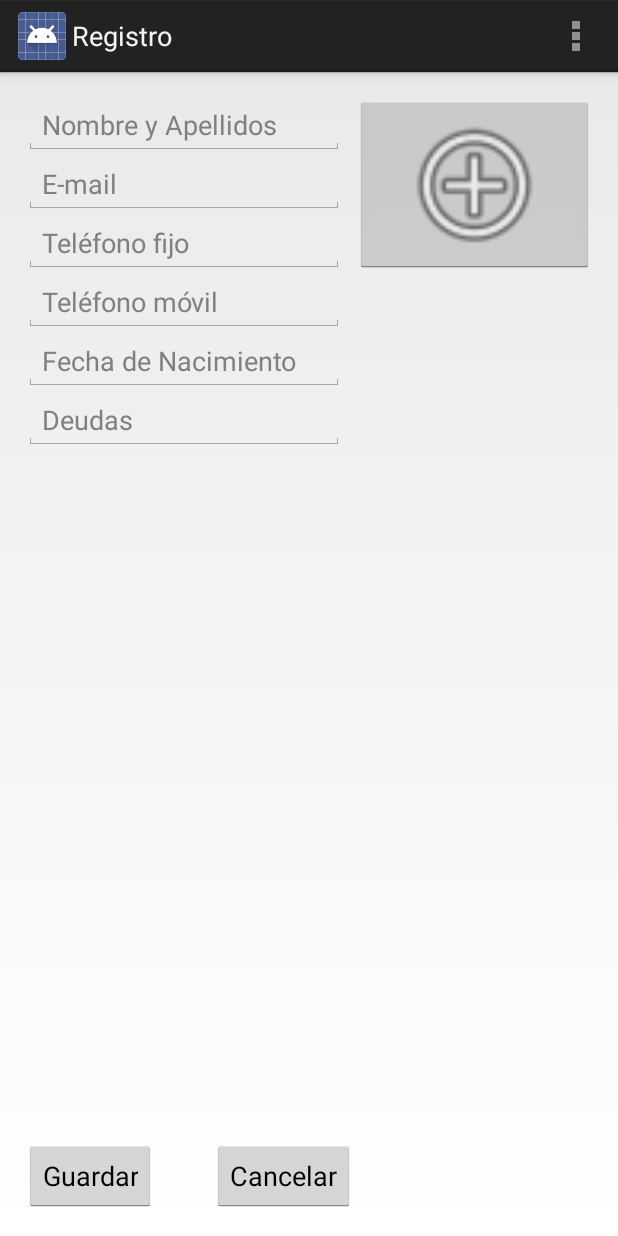
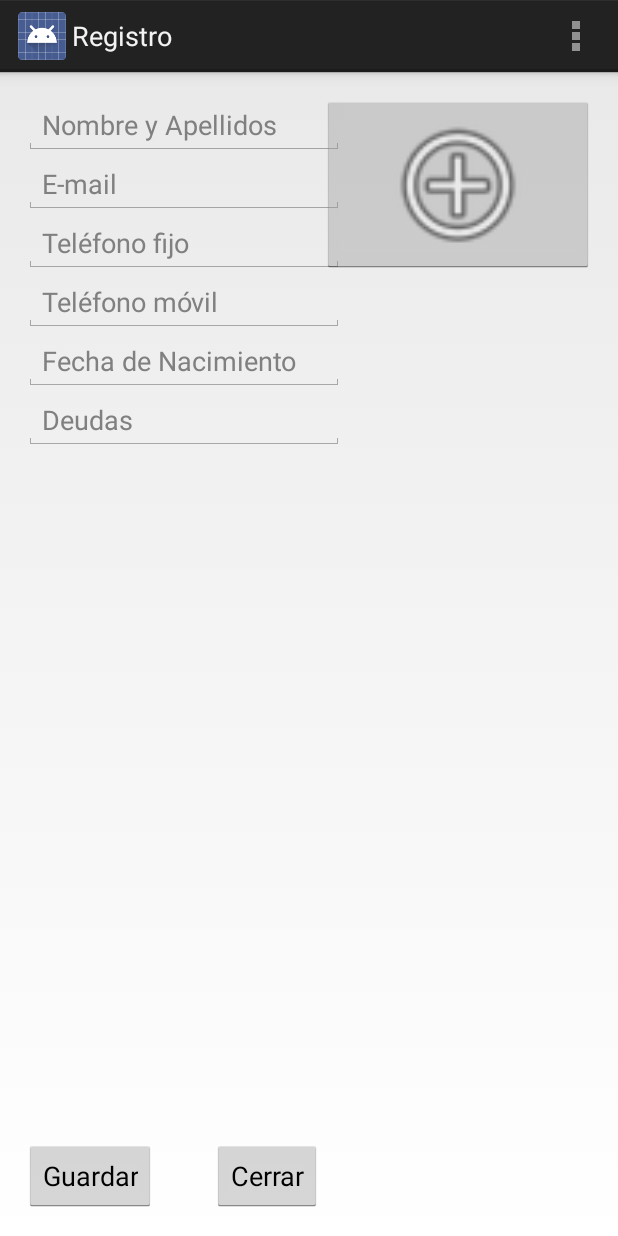
Before and after one commit to codeandcoke/android, an Android app: the Registro screen opened directly, with no data from a screen before it, after a tap on "Guardar", on a phone screen of 412 x 824 dp. Run offline under Robolectric (Android 15) with nearby library versions, the phone set to English and light mode, and no system bars.

Commit message:
Con ActionBar en la Activity Listado

```diff
--- a/Agendroid_v3/app/src/main/java/org/sfaci/agenda/Registro.java
+++ b/Agendroid_v3/app/src/main/java/org/sfaci/agenda/Registro.java
@@ -14,7 +14,6 @@ import android.view.View;
 import android.widget.Button;
 import android.widget.EditText;
 import android.widget.ImageButton;
-import android.widget.ImageView;
 import android.widget.Toast;
 
 import org.sfaci.agenda.base.Amigo;
@@ -39,7 +38,7 @@ public class Registro extends Activity implements View.OnClickListener {
 
         Button btGuardar = (Button) findViewById(R.id.btGuardar);
         btGuardar.setOnClickListener(this);
-        Button btCancelar = (Button) findViewById(R.id.btCancelar);
+        Button btCancelar = (Button) findViewById(R.id.btCerrar);
         btCancelar.setOnClickListener(this);
         ImageButton ibFoto = (ImageButton) findViewById(R.id.ibFoto);
         ibFoto.setOnClickListener(this);
@@ -156,8 +155,8 @@ public class Registro extends Activity implements View.OnClickListener {
                 // TODO Limpiar el contenido de las cajas de texto
 
                 break;
-            case R.id.btCancelar:
-
+            case R.id.btCerrar:
+                onBackPressed();
                 break;
             case R.id.ibFoto:
                 Intent intent = new Intent(Intent.ACTION_PICK,
--- a/Agendroid_v3/app/src/main/res/layout/activity_registro.xml
+++ b/Agendroid_v3/app/src/main/res/layout/activity_registro.xml
@@ -17,8 +17,8 @@
     <Button
         android:layout_width="wrap_content"
         android:layout_height="wrap_content"
-        android:text="@string/lb_cancelar"
-        android:id="@+id/btCancelar"
+        android:text="@string/lb_cerrar"
+        android:id="@+id/btCerrar"
         android:layout_alignParentBottom="true"
         android:layout_toEndOf="@+id/btGuardar"
         android:layout_marginStart="37dp" />
@@ -90,7 +90,7 @@
         android:layout_alignTop="@+id/etNombreApellidos"
         android:layout_above="@+id/etTelefonoMovil"
         android:layout_alignParentEnd="true"
-        android:layout_toEndOf="@+id/btCancelar"
+        android:layout_toEndOf="@+id/btCerrar"
         android:scaleType="fitCenter"
         android:src="@android:drawable/ic_menu_add" />
 </RelativeLayout>
--- a/Agendroid_v3/app/src/main/res/menu/menu_listado.xml
+++ b/Agendroid_v3/app/src/main/res/menu/menu_listado.xml
@@ -1,5 +1,5 @@
 <menu xmlns:android="http://schemas.android.com/apk/res/android"
     xmlns:tools="http://schemas.android.com/tools" tools:context="org.sfaci.agenda.Listado">
-    <item android:id="@+id/action_settings" android:title="@string/action_settings"
-        android:orderInCategory="100" android:showAsAction="never" />
+    <item android:id="@+id/action_registrar" android:title="@string/lb_registrar"
+        android:orderInCategory="100" android:showAsAction="always" android:icon="@android:drawable/ic_menu_add" />
 </menu>
--- a/Agendroid_v3/app/src/main/res/values/strings.xml
+++ b/Agendroid_v3/app/src/main/res/values/strings.xml
@@ -14,6 +14,7 @@
     <string name="lb_deudas">Deudas</string>
     <string name="lb_guardar">Guardar</string>
     <string name="lb_cancelar">Cancelar</string>
+    <string name="lb_cerrar">Cerrar</string>
     <string name="lb_registrar">Registrar</string>
     <string name="lb_listado">Listar</string>
     <string name="error_fecha">Comprueba el formato de fecha</string>
```
Also changed, not shown: Agendroid_v3/app/src/main/java/org/sfaci/agenda/Listado.java (+8 -7 lines).
